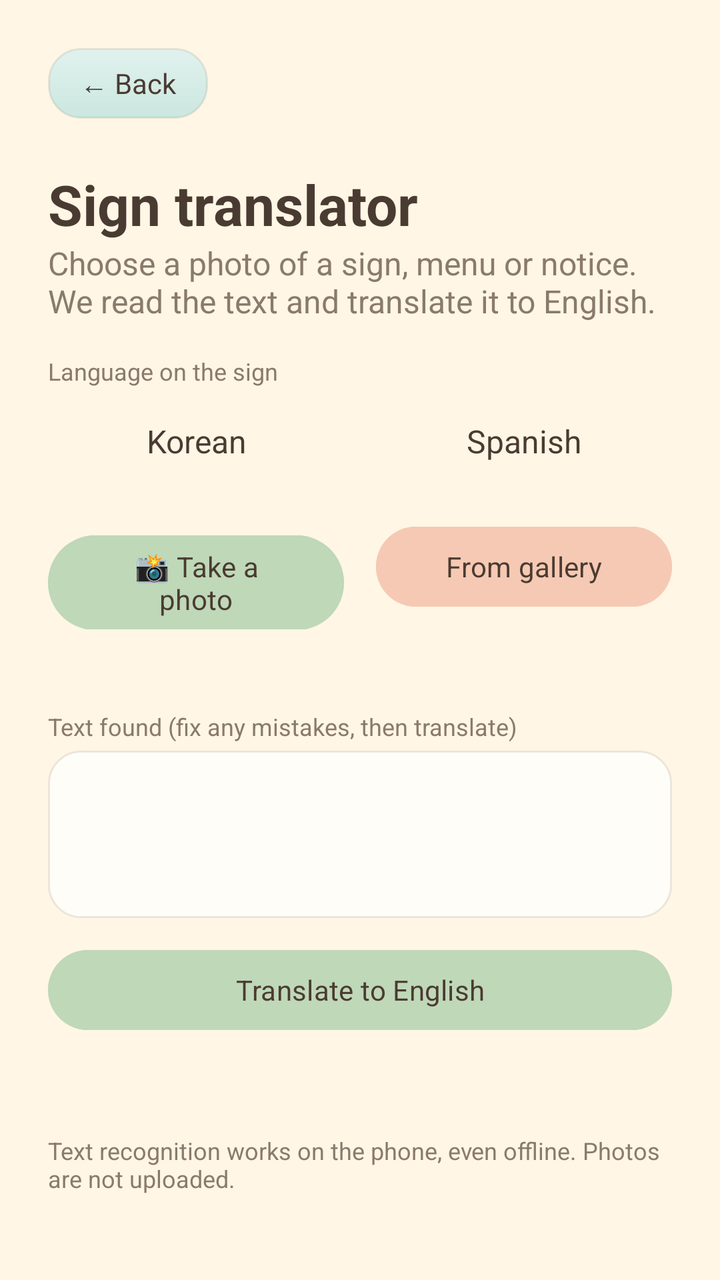
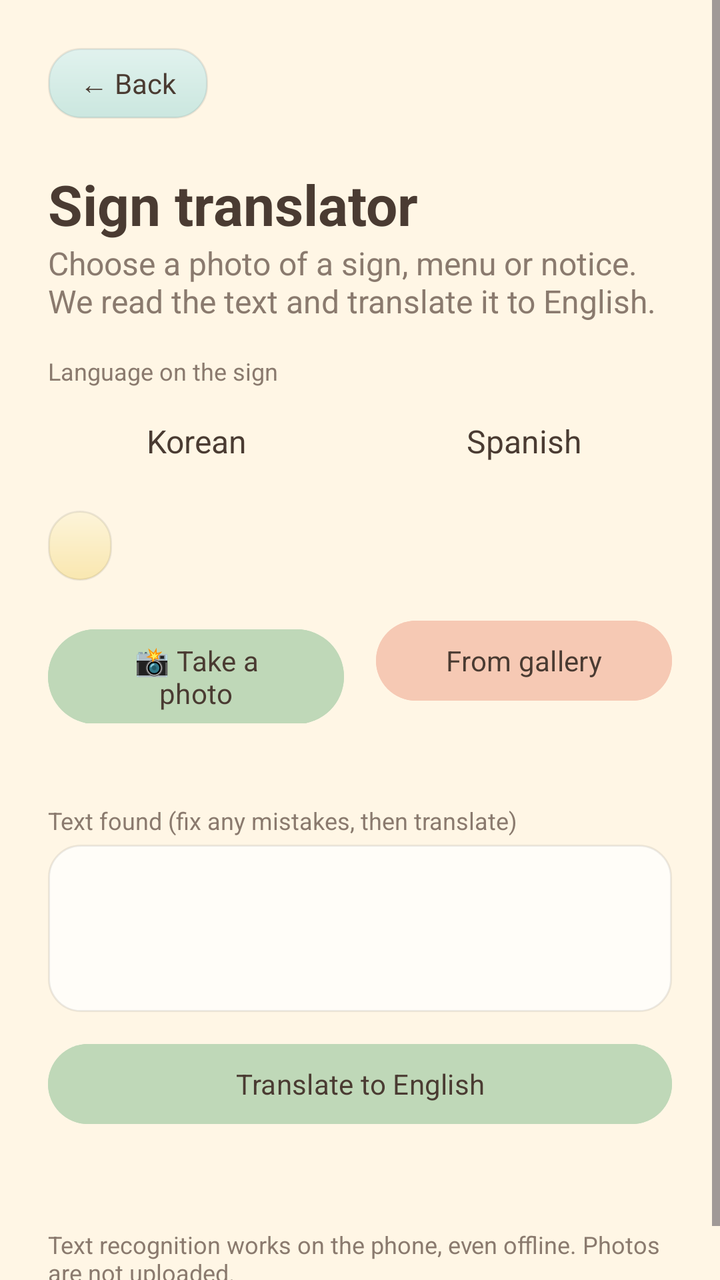

Before-and-after screenshots of an Android layout around one commit, followed by the original layout XML and the change that was made.
<!-- AndroidManifest.xml: application theme Theme.LinguaPath -->
<!-- res/layout/activity_sign_translate.xml -->
<?xml version="1.0" encoding="utf-8"?>
<ScrollView
    xmlns:android="http://schemas.android.com/apk/res/android"
    android:layout_width="match_parent"
    android:layout_height="match_parent"
    android:background="@color/cream"
    android:fillViewport="true"
    android:fitsSystemWindows="true">

    <LinearLayout
        android:layout_width="match_parent"
        android:layout_height="wrap_content"
        android:orientation="vertical"
        android:padding="24dp">

        <TextView
            android:id="@+id/buttonBack"
            android:layout_width="wrap_content"
            android:layout_height="wrap_content"
            android:background="@drawable/bg_card_sage"
            android:clickable="true"
            android:focusable="true"
            android:paddingStart="16dp"
            android:paddingTop="8dp"
            android:paddingEnd="16dp"
            android:paddingBottom="8dp"
            android:text="@string/back"
            android:textColor="@color/ink"
            android:textSize="14sp" />

        <TextView
            android:layout_width="wrap_content"
            android:layout_height="wrap_content"
            android:layout_marginTop="24dp"
            android:text="@string/sign_title"
            android:textColor="@color/ink"
            android:textSize="28sp"
            android:textStyle="bold" />

        <TextView
            android:layout_width="wrap_content"
            android:layout_height="wrap_content"
            android:text="@string/sign_subtitle"
            android:textColor="@color/ink_soft"
            android:textSize="16sp" />

        <TextView
            android:layout_width="wrap_content"
            android:layout_height="wrap_content"
            android:layout_marginTop="16dp"
            android:text="@string/sign_language_label"
            android:textColor="@color/ink_soft"
            android:textSize="12sp" />

        <LinearLayout
            android:layout_width="match_parent"
            android:layout_height="wrap_content"
            android:layout_marginTop="4dp"
            android:orientation="horizontal">

            <TextView
                android:id="@+id/chipKorean"
                android:layout_width="0dp"
                android:layout_height="wrap_content"
                android:layout_marginEnd="8dp"
                android:layout_weight="1"
                android:clickable="true"
                android:focusable="true"
                android:gravity="center"
                android:paddingTop="12dp"
                android:paddingBottom="12dp"
                android:text="@string/lang_korean"
                android:textColor="@color/ink"
                android:textSize="16sp" />

            <TextView
                android:id="@+id/chipSpanish"
                android:layout_width="0dp"
                android:layout_height="wrap_content"
                android:layout_marginStart="8dp"
                android:layout_weight="1"
                android:clickable="true"
                android:focusable="true"
                android:gravity="center"
                android:paddingTop="12dp"
                android:paddingBottom="12dp"
                android:text="@string/lang_spanish"
                android:textColor="@color/ink"
                android:textSize="16sp" />
        </LinearLayout>

        <LinearLayout
            android:layout_width="match_parent"
            android:layout_height="wrap_content"
            android:layout_marginTop="16dp"
            android:orientation="horizontal">

            <Button
                android:id="@+id/buttonTakePhoto"
                android:layout_width="0dp"
                android:layout_height="wrap_content"
                android:layout_marginEnd="8dp"
                android:layout_weight="1"
                android:backgroundTint="@color/sage"
                android:text="@string/sign_take_photo"
                android:textColor="@color/ink" />

            <Button
                android:id="@+id/buttonChoosePhoto"
                android:layout_width="0dp"
                android:layout_height="wrap_content"
                android:layout_marginStart="8dp"
                android:layout_weight="1"
                android:backgroundTint="@color/peach"
                android:text="@string/sign_choose_photo"
                android:textColor="@color/ink" />
        </LinearLayout>

        <TextView
            android:id="@+id/textPhotoInfo"
            android:layout_width="wrap_content"
            android:layout_height="wrap_content"
            android:layout_marginTop="8dp"
            android:textColor="@color/ink_soft"
            android:textSize="12sp" />

        <ImageView
            android:id="@+id/imageSign"
            android:layout_width="match_parent"
            android:layout_height="200dp"
            android:layout_marginTop="8dp"
            android:background="@drawable/bg_word_card"
            android:contentDescription="@string/sign_title"
            android:padding="8dp"
            android:scaleType="centerInside"
            android:visibility="gone" />

        <ProgressBar
            android:id="@+id/progressSign"
            android:layout_width="32dp"
            android:layout_height="32dp"
            android:layout_gravity="center_horizontal"
            android:layout_marginTop="12dp"
            android:visibility="gone" />

        <TextView
            android:layout_width="wrap_content"
            android:layout_height="wrap_content"
            android:layout_marginTop="16dp"
            android:text="@string/sign_text_label"
            android:textColor="@color/ink_soft"
            android:textSize="12sp" />

        <EditText
            android:id="@+id/editRecognized"
            android:layout_width="match_parent"
            android:layout_height="wrap_content"
            android:layout_marginTop="4dp"
            android:background="@drawable/bg_word_card"
            android:gravity="top"
            android:inputType="textMultiLine"
            android:minLines="3"
            android:padding="12dp"
            android:textColor="@color/ink"
            android:textSize="16sp" />

        <Button
            android:id="@+id/buttonTranslate"
            android:layout_width="match_parent"
            android:layout_height="wrap_content"
            android:layout_marginTop="12dp"
            android:backgroundTint="@color/sage"
            android:text="@string/sign_translate"
            android:textColor="@color/ink" />

        <TextView
            android:id="@+id/textMessage"
            android:layout_width="match_parent"
            android:layout_height="wrap_content"
            android:layout_marginTop="12dp"
            android:minHeight="20dp"
            android:textColor="@color/error"
            android:textSize="14sp" />

        <LinearLayout
            android:id="@+id/cardResult"
            android:layout_width="match_parent"
            android:layout_height="wrap_content"
            android:layout_marginTop="4dp"
            android:background="@drawable/bg_word_card"
            android:elevation="4dp"
            android:orientation="vertical"
            android:padding="16dp"
            android:visibility="gone">

            <TextView
                android:layout_width="wrap_content"
                android:layout_height="wrap_content"
                android:text="@string/sign_result_label"
                android:textColor="@color/ink_soft"
                android:textSize="12sp" />

            <TextView
                android:id="@+id/textResult"
                android:layout_width="match_parent"
                android:layout_height="wrap_content"
                android:textColor="@color/ink"
                android:textIsSelectable="true"
                android:textSize="22sp"
                android:textStyle="bold" />

            <TextView
                android:id="@+id/textResultSource"
                android:layout_width="wrap_content"
                android:layout_height="wrap_content"
                android:layout_marginTop="4dp"
                android:textColor="@color/ink_soft"
                android:textSize="12sp" />
        </LinearLayout>

        <TextView
            android:layout_width="wrap_content"
            android:layout_height="wrap_content"
            android:layout_marginTop="16dp"
            android:text="@string/sign_note"
            android:textColor="@color/ink_soft"
            android:textSize="12sp" />
    </LinearLayout>
</ScrollView>
<!-- resources referenced by this layout -->
<resources>
  <color name="cream">#FFF6E5</color>
  <color name="error">#B3402A</color>
  <color name="ink">#4A3B32</color>
  <color name="ink_soft">#8A7A6E</color>
  <color name="peach">#F6C9B4</color>
  <color name="sage">#BFD8B8</color>
  <!-- drawable bg_card_sage (drawable) -->
  <?xml version="1.0" encoding="utf-8"?>
  <shape xmlns:android="http://schemas.android.com/apk/res/android"
      android:shape="rectangle">
      <gradient
          android:angle="270"
          android:endColor="#CBE7DF"
          android:startColor="#E1F2EE" />
      <corners android:radius="16dp" />
      <stroke
          android:width="1dp"
          android:color="#14000000" />
  </shape>
  <!-- drawable bg_word_card (drawable) -->
  <?xml version="1.0" encoding="utf-8"?>
  <shape xmlns:android="http://schemas.android.com/apk/res/android"
      android:shape="rectangle">
      <solid android:color="@color/card" />
      <corners android:radius="16dp" />
      <stroke
          android:width="1dp"
          android:color="#14000000" />
  </shape>
  <string name="back">← Back</string>
  <string name="lang_korean">Korean</string>
  <string name="lang_spanish">Spanish</string>
  <string name="sign_choose_photo">From gallery</string>
  <string name="sign_language_label">Language on the sign</string>
  <string name="sign_note">Text recognition works on the phone, even offline. Photos are not uploaded.</string>
  <string name="sign_result_label">In English</string>
  <string name="sign_subtitle">Choose a photo of a sign, menu or notice. We read the text and translate it to English.</string>
  <string name="sign_take_photo">📸 Take a photo</string>
  <string name="sign_text_label">Text found (fix any mistakes, then translate)</string>
  <string name="sign_title">Sign translator</string>
  <string name="sign_translate">Translate to English</string>
  <style name="Theme.LinguaPath" parent="Base.Theme.LinguaPath" />
  <color name="card">#FFFDF8</color>
  <style name="Base.Theme.LinguaPath" parent="Theme.Material3.Light.NoActionBar">
          <item name="colorPrimary">@color/primary</item>
          <item name="colorOnPrimary">@color/card</item>
          <item name="colorSecondary">@color/accent</item>
          <item name="android:windowBackground">@color/cream</item>
          <item name="android:fontFamily">sans-serif</item>
          <item name="android:textColorPrimary">@color/ink</item>
          <item name="android:windowLightStatusBar">true</item>
          
          
      </style>
  <color name="primary">#7BA881</color>
  <color name="accent">#E9A07A</color>
</resources>

<!-- the commit's change to res/layout/activity_sign_translate.xml (unified diff, before → after) -->
@@ -45,6 +45,7 @@
             android:textSize="16sp" />
 
         <TextView
+            android:id="@+id/textLangLabel"
             android:layout_width="wrap_content"
             android:layout_height="wrap_content"
             android:layout_marginTop="16dp"
@@ -88,7 +89,20 @@
                 android:textColor="@color/ink"
                 android:textSize="16sp" />
         </LinearLayout>
-
+        <TextView
+            android:id="@+id/buttonSwap"
+            android:layout_width="wrap_content"
+            android:layout_height="wrap_content"
+            android:layout_marginTop="12dp"
+            android:background="@drawable/bg_card_butter"
+            android:clickable="true"
+            android:focusable="true"
+            android:paddingStart="16dp"
+            android:paddingTop="8dp"
+            android:paddingEnd="16dp"
+            android:paddingBottom="8dp"
+            android:textColor="@color/ink"
+            android:textSize="14sp" />
         <LinearLayout
             android:layout_width="match_parent"
             android:layout_height="wrap_content"
@@ -194,6 +208,7 @@
             android:visibility="gone">
 
             <TextView
+                android:id="@+id/textResultLabel"
                 android:layout_width="wrap_content"
                 android:layout_height="wrap_content"
                 android:text="@string/sign_result_label"
<!-- resource entries referenced after the edit -->
@@ -6,6 +6,19 @@
   <color name="ink_soft">#8A7A6E</color>
   <color name="peach">#F6C9B4</color>
   <color name="sage">#BFD8B8</color>
+  <!-- drawable bg_card_butter (drawable) -->
+  <?xml version="1.0" encoding="utf-8"?>
+  <shape xmlns:android="http://schemas.android.com/apk/res/android"
+      android:shape="rectangle">
+      <gradient
+          android:angle="270"
+          android:endColor="#F9E7B0"
+          android:startColor="#FDF4D9" />
+      <corners android:radius="16dp" />
+      <stroke
+          android:width="1dp"
+          android:color="#14000000" />
+  </shape>
   <!-- drawable bg_card_sage (drawable) -->
   <?xml version="1.0" encoding="utf-8"?>
   <shape xmlns:android="http://schemas.android.com/apk/res/android"
